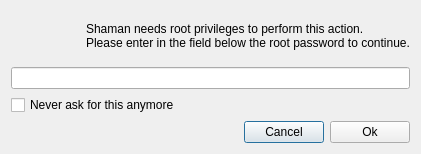
Qt form trunk/shaman/ui/authDialog.ui (drf/shaman1) before a commit.
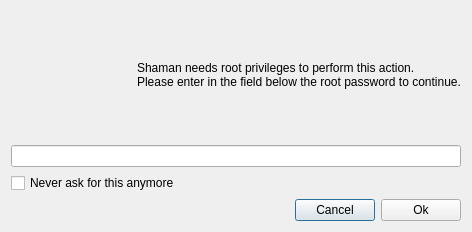
The same form after that commit. Icons and pictures are not drawn.

```diff
--- a/trunk/shaman/ui/authDialog.ui
+++ b/trunk/shaman/ui/authDialog.ui
@@ -5,8 +5,8 @@
    <rect>
     <x>0</x>
     <y>0</y>
-    <width>421</width>
-    <height>154</height>
+    <width>472</width>
+    <height>232</height>
    </rect>
   </property>
   <property name="windowTitle" >
```
Left out of the diff: 2 changed lines with no effect on the pictures.
